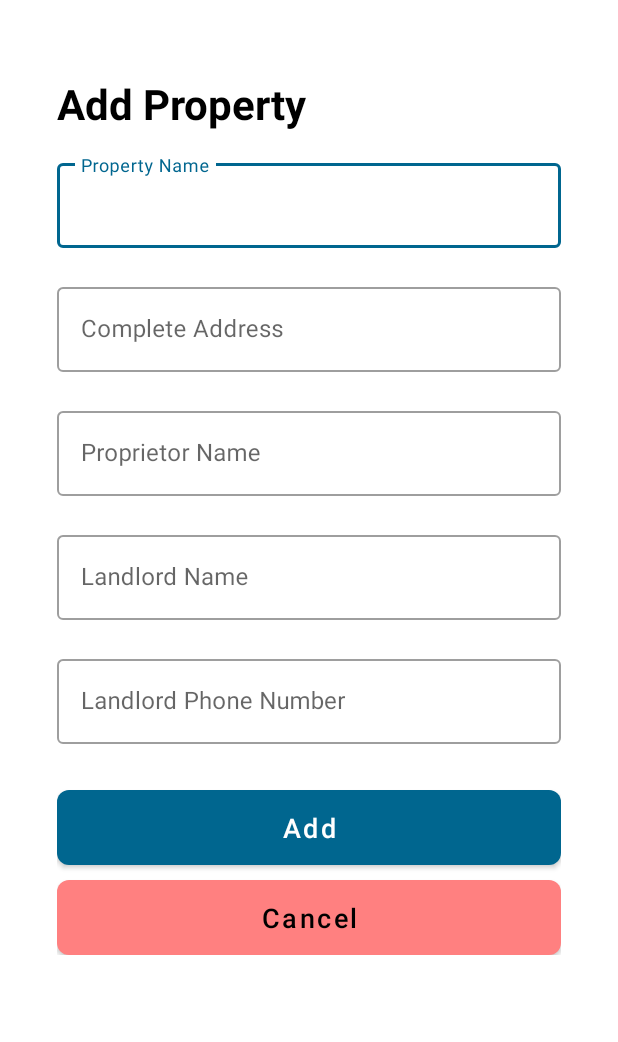
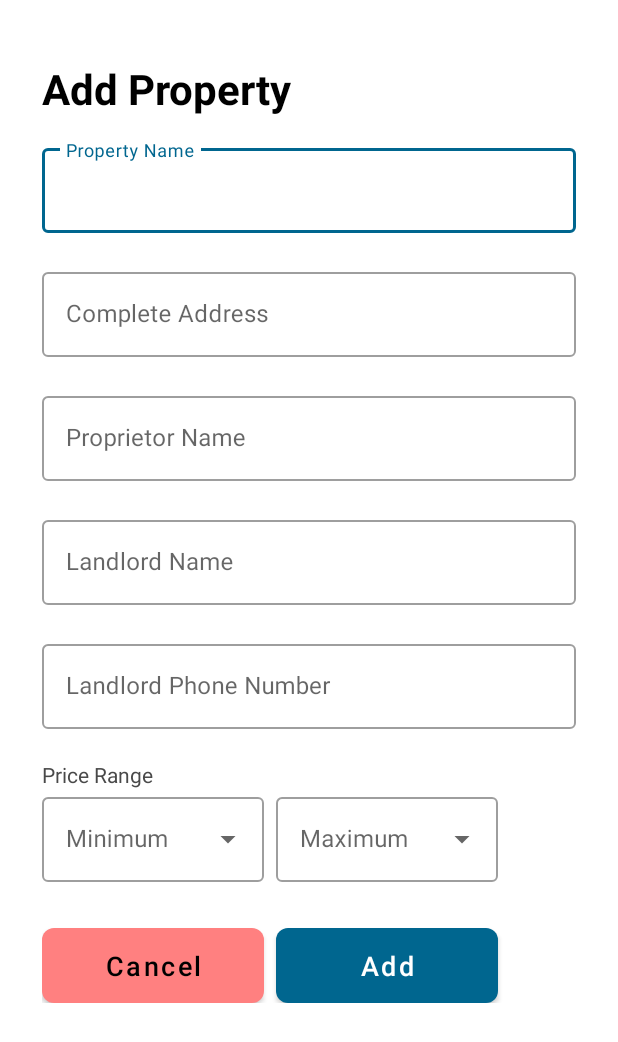
Before and after one commit to mikemark-777/Espasyo-Mobile-Application, an Android app: the AddPropertyActivity screen opened directly, with no data from a screen before it, on a phone screen of 412 x 824 dp. Shown: the top 1042 px of the screen. Run offline under Robolectric (Android 15) with nearby library versions, the phone set to English and light mode, and no system bars.

```diff
--- a/app/src/main/java/com/capstone/espasyo/models/User.java
+++ b/app/src/main/java/com/capstone/espasyo/models/User.java
@@ -9,6 +9,10 @@ public class User {
     private String password;
     private int userRole;
     //TODO: Must include image url
+
+    public User() {
+        //empty user constructor
+    }
 
     public User(String UID, String firstName, String lastName, String email, String password, int userRole) {
         this.UID = UID;
--- a/app/src/main/res/layout/landlord_activity_add_property.xml
+++ b/app/src/main/res/layout/landlord_activity_add_property.xml
@@ -11,7 +11,6 @@
         android:layout_width="match_parent"
         android:layout_height="wrap_content"
         android:orientation="vertical"
-        android:padding="10dp"
         android:layout_marginTop="40dp"
         android:layout_marginLeft="28dp"
         android:layout_marginRight="28dp">
@@ -108,14 +107,73 @@
 
         </com.google.android.material.textfield.TextInputLayout>
 
+        <TextView
+            android:layout_width="match_parent"
+            android:layout_height="wrap_content"
+            android:text="Price Range"
+            android:textColor="@color/espasyo_gray_200"/>
         <LinearLayout
             android:layout_width="match_parent"
             android:layout_height="wrap_content"
-            android:orientation="vertical">
+            android:orientation="horizontal">
+
+            <com.google.android.material.textfield.TextInputLayout
+                android:id="@+id/text_input_property_minRange_layout"
+                style="@style/Widget.MaterialComponents.TextInputLayout.OutlinedBox.ExposedDropdownMenu"
+                android:layout_width="148dp"
+                android:layout_height="wrap_content"
+                android:layout_marginEnd="8dp"
+                android:hint="Minimum"
+                app:errorEnabled="true">
+
+                <AutoCompleteTextView
+                    android:id="@+id/text_input_minRange"
+                    android:layout_width="match_parent"
+                    android:layout_height="wrap_content"
+                    android:inputType="none"/>
+
+            </com.google.android.material.textfield.TextInputLayout>
+
+            <com.google.android.material.textfield.TextInputLayout
+                android:id="@+id/text_input_property_maxRange_layout"
+                style="@style/Widget.MaterialComponents.TextInputLayout.OutlinedBox.ExposedDropdownMenu"
+                android:layout_width="148dp"
+                android:layout_height="wrap_content"
+                android:layout_marginEnd="8dp"
+                android:hint="Maximum"
+                app:errorEnabled="true">
+
+                <AutoCompleteTextView
+                    android:id="@+id/text_input_maxRange"
+                    android:layout_width="match_parent"
+                    android:layout_height="wrap_content"
+                    android:inputType="none"/>
+
+            </com.google.android.material.textfield.TextInputLayout>
+
+        </LinearLayout>
+
+        <LinearLayout
+            android:layout_width="match_parent"
+            android:layout_height="wrap_content"
+            android:orientation="horizontal">
+
+            <Button
+                android:id="@+id/btnCancel"
+                android:layout_width="148dp"
+                android:layout_height="50dp"
+                android:layout_marginTop="10dp"
+                android:layout_marginEnd="8dp"
+                android:text="Cancel"
+                android:textColor="@color/black"
+                android:textSize="18sp"
+                android:textAllCaps="false"
+                android:background="@drawable/custom_button"
+                app:backgroundTint="@color/espasyo_red_200"/>
 
             <Button
                 android:id="@+id/btnAddProperty"
-                android:layout_width="match_parent"
+                android:layout_width="148dp"
                 android:layout_height="50dp"
                 android:layout_marginTop="10dp"
                 android:text="Add"
@@ -124,20 +182,9 @@
                 android:textAllCaps="false"
                 android:background="@drawable/custom_button" />
 
-            <Button
-                android:id="@+id/btnCancel"
-                android:layout_width="match_parent"
-                android:layout_height="50dp"
-                android:layout_marginTop="10dp"
-                android:text="Cancel"
-                android:textColor="@color/black"
-                android:textSize="18sp"
-                android:textAllCaps="false"
-                android:background="@drawable/custom_button"
-                app:backgroundTint="@color/espasyo_red_200"/>
-
 
         </LinearLayout>
+
 
 
 
```
Also changed, not shown: app/src/main/java/com/capstone/espasyo/models/Property.java (added, +52 -0 lines), app/src/main/java/com/capstone/espasyo/models/Room.java (added, +28 -0 lines).
